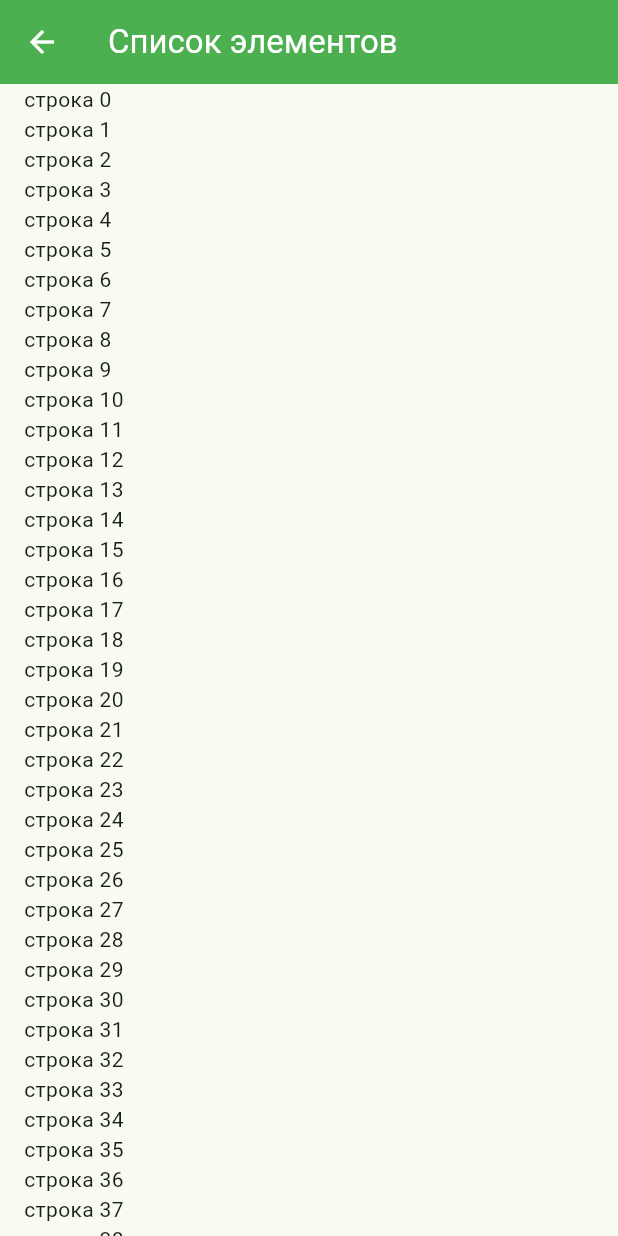
After one commit to GrigorevNikOfficial/PI2302_Grigorev, a Flutter app: the InfinityList screen opened directly, on a phone screen of 412 x 824 dp. The commit adds this screen. Run offline on Flutter 3.47's test engine with Material 3 defaults, Android fonts, the phone set to English and light mode, and no system bars.

Commit message:
Добавлен бесконечный список

```diff
--- /dev/null
+++ b/lab_5/lib/infinity_list.dart
@@ -0,0 +1,25 @@
+import 'package:flutter/material.dart';
+
+class InfinityList extends StatelessWidget {
+  const InfinityList({super.key});
+
+  @override
+  Widget build(BuildContext context) {
+    return Scaffold(
+      appBar: AppBar(
+        centerTitle: false,
+        title: Text('Список элементов'),
+        backgroundColor: Colors.green,
+        foregroundColor: Colors.white,
+      ),
+      body: ListView.builder(
+        itemBuilder: (context, index) {
+          return Padding(
+            padding: EdgeInsets.symmetric(horizontal: 16),
+            child: Text('строка $index'),
+          );
+        },
+      ),
+    );
+  }
+}
--- a/lab_5/lib/main.dart
+++ b/lab_5/lib/main.dart
@@ -1,6 +1,7 @@
 import 'package:flutter/material.dart';
 
 import 'simple_list.dart';
+import "infinity_list.dart";
 
 void main() {
   runApp(const MyApp());
@@ -113,6 +114,7 @@ class _MyHomePageState extends State<MyHomePage> {
                   const Divider(height: 1),
                   ListTile(
                     title: const Text('Бесконечный список'),
+                    onTap:() => _openPage(context, InfinityList()),
                   ),
                   const Divider(height: 1),
                   ListTile(
```
